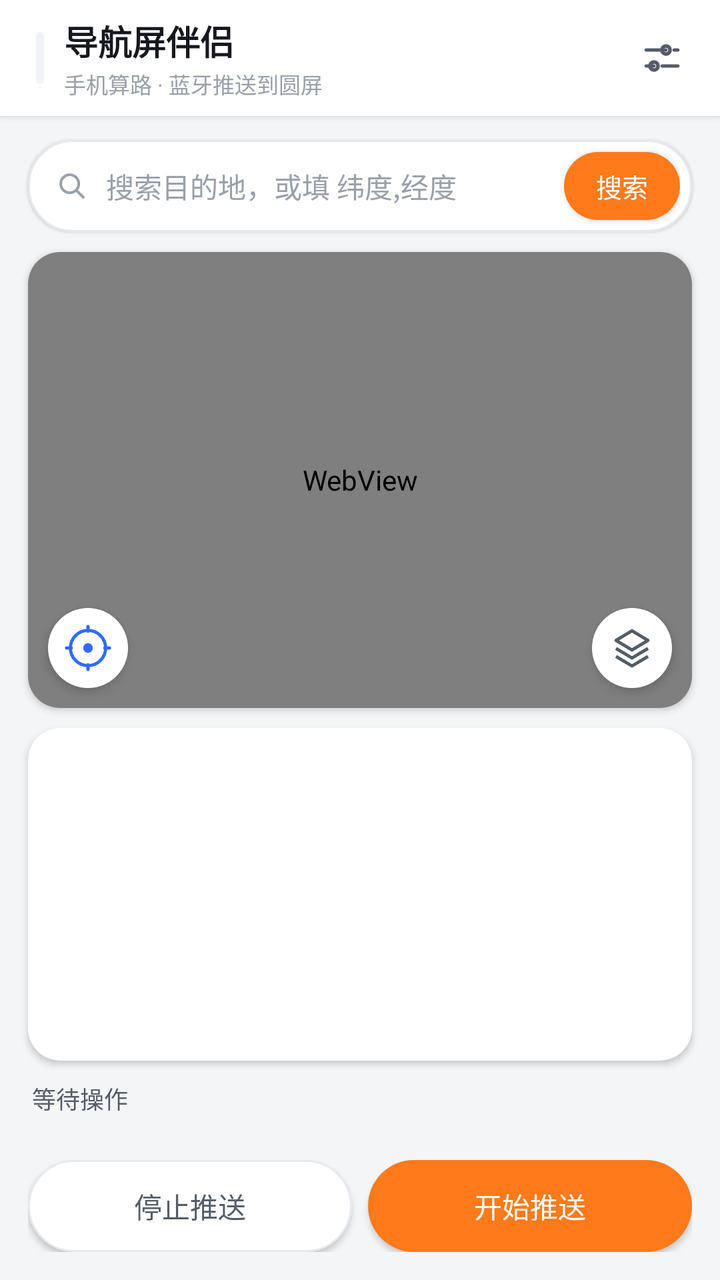
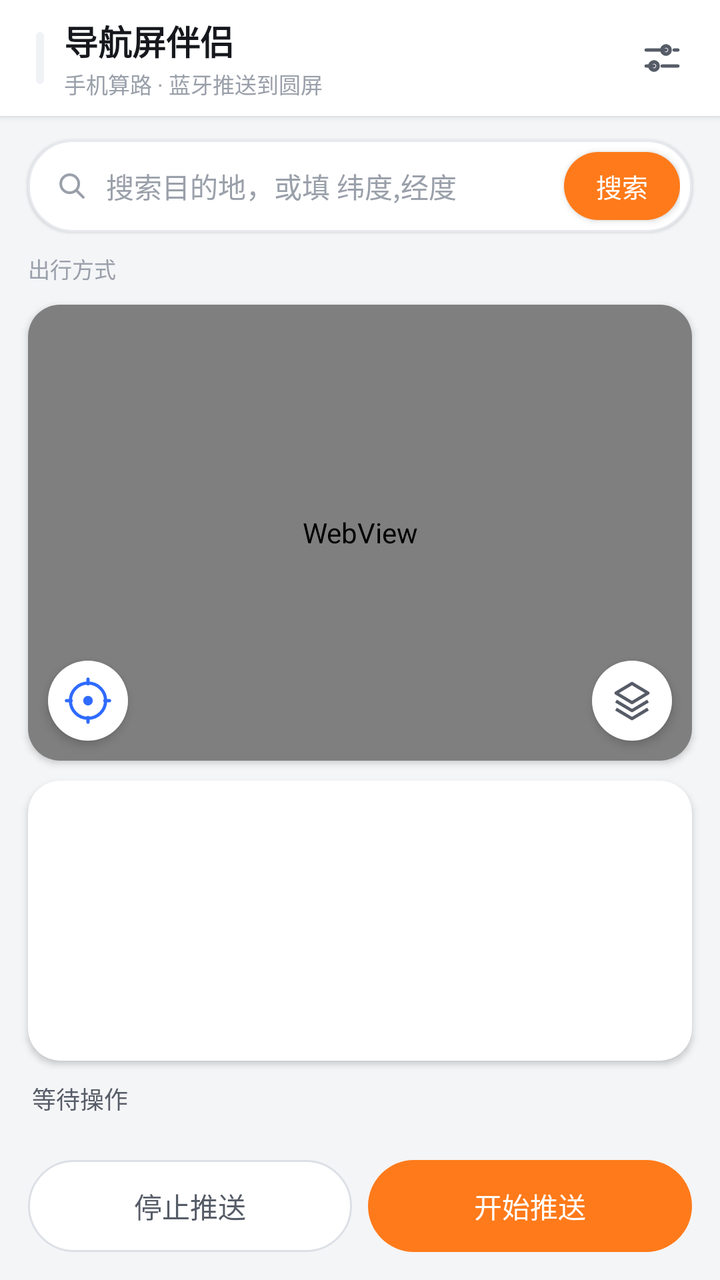

Compare the two renders of this Android layout. The source of the first and the diff that turns it into the second are given below.
<!-- AndroidManifest.xml: application theme Theme.NavScreen -->
<!-- res/layout/activity_main.xml -->
<?xml version="1.0" encoding="utf-8"?>
<LinearLayout xmlns:android="http://schemas.android.com/apk/res/android"
    android:layout_width="match_parent"
    android:layout_height="match_parent"
    android:background="@color/bg"
    android:orientation="vertical">

    
    <LinearLayout
        android:layout_width="match_parent"
        android:layout_height="58dp"
        android:background="@color/surface"
        android:elevation="2dp"
        android:gravity="center_vertical"
        android:orientation="horizontal"
        android:outlineProvider="bounds"
        android:paddingStart="18dp"
        android:paddingEnd="8dp">

        <View
            android:layout_width="4dp"
            android:layout_height="26dp"
            android:layout_marginEnd="10dp"
            android:background="@drawable/bg_chip" />

        <LinearLayout
            android:layout_width="0dp"
            android:layout_height="wrap_content"
            android:layout_weight="1"
            android:orientation="vertical">

            <TextView
                android:layout_width="wrap_content"
                android:layout_height="wrap_content"
                android:text="@string/app_name"
                android:textColor="@color/ink"
                android:textSize="17sp"
                android:textStyle="bold" />

            <TextView
                android:layout_width="wrap_content"
                android:layout_height="wrap_content"
                android:layout_marginTop="1dp"
                android:text="手机算路 · 蓝牙推送到圆屏"
                android:textColor="@color/muted"
                android:textSize="11sp" />
        </LinearLayout>

        <ImageButton
            android:id="@+id/btn_settings"
            android:layout_width="42dp"
            android:layout_height="42dp"
            android:background="?attr/selectableItemBackgroundBorderless"
            android:contentDescription="设置"
            android:src="@drawable/ic_tune" />
    </LinearLayout>

    
    <LinearLayout
        android:layout_width="match_parent"
        android:layout_height="wrap_content"
        android:layout_marginStart="14dp"
        android:layout_marginTop="12dp"
        android:layout_marginEnd="14dp"
        android:background="@drawable/bg_search"
        android:elevation="1dp"
        android:gravity="center_vertical"
        android:orientation="horizontal"
        android:outlineProvider="background"
        android:paddingStart="13dp"
        android:paddingEnd="6dp">

        <ImageView
            android:layout_width="18dp"
            android:layout_height="18dp"
            android:contentDescription="搜索"
            android:src="@drawable/ic_search" />

        <EditText
            android:id="@+id/et_dest"
            android:layout_width="0dp"
            android:layout_height="46dp"
            android:layout_marginStart="8dp"
            android:layout_weight="1"
            android:background="@null"
            android:hint="搜索目的地，或填 纬度,经度"
            android:imeOptions="actionSearch"
            android:singleLine="true"
            android:textColor="@color/ink"
            android:textColorHint="@color/muted"
            android:textSize="14sp" />

        <Button
            android:id="@+id/btn_search"
            android:layout_width="wrap_content"
            android:layout_height="34dp"
            android:background="@drawable/bg_btn_primary"
            android:minWidth="0dp"
            android:minHeight="0dp"
            android:paddingStart="16dp"
            android:paddingEnd="16dp"
            android:text="搜索"
            android:textAllCaps="false"
            android:textColor="@color/surface"
            android:textSize="13sp" />
    </LinearLayout>

    
    <LinearLayout
        android:id="@+id/card_key"
        android:layout_width="match_parent"
        android:layout_height="wrap_content"
        android:layout_marginStart="14dp"
        android:layout_marginTop="10dp"
        android:layout_marginEnd="14dp"
        android:background="@drawable/bg_card"
        android:elevation="1dp"
        android:orientation="vertical"
        android:outlineProvider="background"
        android:padding="13dp"
        android:visibility="gone">

        <TextView
            android:layout_width="wrap_content"
            android:layout_height="wrap_content"
            android:text="高德 Web 服务 Key"
            android:textColor="@color/ink2"
            android:textSize="12sp" />

        <EditText
            android:id="@+id/et_key"
            android:layout_width="match_parent"
            android:layout_height="wrap_content"
            android:layout_marginTop="6dp"
            android:background="@null"
            android:hint="粘贴 lbs.amap.com 申请的 32 位 Key"
            android:imeOptions="actionDone"
            android:singleLine="true"
            android:textColor="@color/ink"
            android:textColorHint="@color/muted"
            android:textSize="13sp" />

        <TextView
            android:layout_width="wrap_content"
            android:layout_height="wrap_content"
            android:layout_marginTop="4dp"
            android:text="填了才能按名字搜地点、自动算路。服务平台要选「Web服务」。"
            android:textColor="@color/muted"
            android:textSize="11sp" />
    </LinearLayout>

    
    <LinearLayout
        android:id="@+id/row_history"
        android:layout_width="match_parent"
        android:layout_height="wrap_content"
        android:layout_marginStart="14dp"
        android:layout_marginTop="10dp"
        android:layout_marginEnd="14dp"
        android:gravity="center_vertical"
        android:orientation="horizontal"
        android:visibility="gone">

        <TextView
            android:layout_width="wrap_content"
            android:layout_height="wrap_content"
            android:text="最近搜过"
            android:textColor="@color/muted"
            android:textSize="11sp" />

        <HorizontalScrollView
            android:layout_width="0dp"
            android:layout_height="wrap_content"
            android:layout_marginStart="8dp"
            android:layout_weight="1"
            android:scrollbars="none">

            <LinearLayout
                android:id="@+id/ll_history"
                android:layout_width="wrap_content"
                android:layout_height="wrap_content"
                android:orientation="horizontal" />
        </HorizontalScrollView>

        <TextView
            android:id="@+id/btn_history_clear"
            android:layout_width="wrap_content"
            android:layout_height="wrap_content"
            android:background="?attr/selectableItemBackground"
            android:paddingStart="8dp"
            android:paddingTop="4dp"
            android:paddingEnd="8dp"
            android:paddingBottom="4dp"
            android:text="清空"
            android:textColor="@color/muted"
            android:textSize="11sp" />
    </LinearLayout>

    
    <FrameLayout
        android:layout_width="match_parent"
        android:layout_height="228dp"
        android:layout_marginStart="14dp"
        android:layout_marginTop="10dp"
        android:layout_marginEnd="14dp"
        android:background="@drawable/bg_card"
        android:clipToOutline="true"
        android:elevation="2dp"
        android:outlineProvider="background">

        <WebView
            android:id="@+id/wv_map"
            android:layout_width="match_parent"
            android:layout_height="match_parent" />

        <ImageButton
            android:id="@+id/btn_myloc"
            android:layout_width="40dp"
            android:layout_height="40dp"
            android:layout_gravity="bottom|start"
            android:layout_margin="10dp"
            android:background="@drawable/bg_fab"
            android:contentDescription="我的位置"
            android:elevation="3dp"
            android:src="@drawable/ic_my_location" />

        <ImageButton
            android:id="@+id/btn_layer"
            android:layout_width="40dp"
            android:layout_height="40dp"
            android:layout_gravity="bottom|end"
            android:layout_margin="10dp"
            android:background="@drawable/bg_fab"
            android:contentDescription="切换图层"
            android:elevation="3dp"
            android:src="@drawable/ic_layers" />
    </FrameLayout>

    
    <LinearLayout
        android:id="@+id/card_trip"
        android:layout_width="match_parent"
        android:layout_height="wrap_content"
        android:layout_marginStart="14dp"
        android:layout_marginTop="10dp"
        android:layout_marginEnd="14dp"
        android:background="@drawable/bg_eta"
        android:gravity="center_vertical"
        android:orientation="horizontal"
        android:paddingStart="15dp"
        android:paddingTop="12dp"
        android:paddingEnd="15dp"
        android:paddingBottom="12dp"
        android:visibility="gone">

        <LinearLayout
            android:layout_width="0dp"
            android:layout_height="wrap_content"
            android:layout_weight="1"
            android:orientation="vertical">

            <TextView
                android:id="@+id/tv_trip_time"
                android:layout_width="wrap_content"
                android:layout_height="wrap_content"
                android:textColor="@color/brand"
                android:textSize="22sp"
                android:textStyle="bold" />

            <TextView
                android:id="@+id/tv_trip_dest"
                android:layout_width="match_parent"
                android:layout_height="wrap_content"
                android:layout_marginTop="2dp"
                android:ellipsize="end"
                android:singleLine="true"
                android:textColor="@color/ink2"
                android:textSize="12sp" />
        </LinearLayout>

        <TextView
            android:id="@+id/tv_trip_dist"
            android:layout_width="wrap_content"
            android:layout_height="wrap_content"
            android:gravity="end"
            android:textColor="@color/ink"
            android:textSize="13sp" />
    </LinearLayout>

    
    <ListView
        android:id="@+id/lv_poi"
        android:layout_width="match_parent"
        android:layout_height="0dp"
        android:layout_marginStart="14dp"
        android:layout_marginTop="10dp"
        android:layout_marginEnd="14dp"
        android:layout_weight="1"
        android:background="@drawable/bg_card"
        android:clipToOutline="true"
        android:divider="@color/line"
        android:dividerHeight="1dp"
        android:elevation="2dp"
        android:outlineProvider="background" />

    <TextView
        android:id="@+id/tv_status"
        android:layout_width="match_parent"
        android:layout_height="wrap_content"
        android:layout_marginStart="16dp"
        android:layout_marginTop="10dp"
        android:layout_marginEnd="16dp"
        android:minLines="2"
        android:text="等待操作"
        android:textColor="@color/ink2"
        android:textSize="12sp" />

    
    <TextView
        android:id="@+id/tv_crash"
        android:layout_width="match_parent"
        android:layout_height="wrap_content"
        android:layout_marginStart="14dp"
        android:layout_marginTop="6dp"
        android:layout_marginEnd="14dp"
        android:background="@drawable/bg_crash"
        android:maxLines="10"
        android:padding="10dp"
        android:textColor="@color/red"
        android:textIsSelectable="true"
        android:textSize="11sp"
        android:visibility="gone" />

    <Button
        android:id="@+id/btn_copy_crash"
        android:layout_width="match_parent"
        android:layout_height="36dp"
        android:layout_marginStart="14dp"
        android:layout_marginTop="6dp"
        android:layout_marginEnd="14dp"
        android:background="@drawable/bg_btn_outline"
        android:minHeight="0dp"
        android:text="复制崩溃日志"
        android:textAllCaps="false"
        android:textColor="@color/red"
        android:textSize="12sp"
        android:visibility="gone" />

    
    <LinearLayout
        android:layout_width="match_parent"
        android:layout_height="wrap_content"
        android:layout_marginStart="14dp"
        android:layout_marginTop="8dp"
        android:layout_marginEnd="14dp"
        android:layout_marginBottom="14dp"
        android:orientation="horizontal">

        <Button
            android:id="@+id/btn_stop"
            android:layout_width="0dp"
            android:layout_height="46dp"
            android:layout_marginEnd="8dp"
            android:layout_weight="1"
            android:background="@drawable/bg_btn_outline"
            android:minHeight="0dp"
            android:text="停止推送"
            android:textAllCaps="false"
            android:textColor="@color/ink2"
            android:textSize="14sp" />

        <Button
            android:id="@+id/btn_start"
            android:layout_width="0dp"
            android:layout_height="46dp"
            android:layout_weight="1"
            android:background="@drawable/bg_btn_primary"
            android:minHeight="0dp"
            android:text="开始推送"
            android:textAllCaps="false"
            android:textColor="@color/surface"
            android:textSize="14sp" />
    </LinearLayout>

</LinearLayout>
<!-- resources referenced by this layout -->
<resources>
  <color name="bg">#F4F5F7</color>
  <color name="brand">#FF7A1A</color>
  <color name="ink">#16181D</color>
  <color name="ink2">#565C67</color>
  <color name="line">#E7E9EE</color>
  <color name="muted">#9AA0AA</color>
  <color name="red">#E5484D</color>
  <color name="surface">#FFFFFF</color>
  <!-- drawable bg_btn_outline (drawable) -->
  <?xml version="1.0" encoding="utf-8"?>
  <selector xmlns:android="http://schemas.android.com/apk/res/android">
      <item android:state_pressed="true">
          <shape android:shape="rectangle">
              <solid android:color="@color/surfaceAlt" />
              <stroke android:width="1dp" android:color="@color/line" />
              <corners android:radius="24dp" />
          </shape>
      </item>
      <item>
          <shape android:shape="rectangle">
              <solid android:color="@color/surface" />
              <stroke android:width="1dp" android:color="@color/line" />
              <corners android:radius="24dp" />
          </shape>
      </item>
  </selector>
  <!-- drawable bg_btn_primary (drawable) -->
  <?xml version="1.0" encoding="utf-8"?>
  <selector xmlns:android="http://schemas.android.com/apk/res/android">
      <item android:state_pressed="true">
          <shape android:shape="rectangle">
              <solid android:color="@color/brandDark" />
              <corners android:radius="24dp" />
          </shape>
      </item>
      <item>
          <shape android:shape="rectangle">
              <solid android:color="@color/brand" />
              <corners android:radius="24dp" />
          </shape>
      </item>
  </selector>
  <!-- drawable bg_card (drawable) -->
  <?xml version="1.0" encoding="utf-8"?>
  <shape xmlns:android="http://schemas.android.com/apk/res/android" android:shape="rectangle">
      <solid android:color="@color/surface" />
      <corners android:radius="16dp" />
  </shape>
  <!-- drawable bg_chip (drawable) -->
  <?xml version="1.0" encoding="utf-8"?>
  <shape xmlns:android="http://schemas.android.com/apk/res/android" android:shape="rectangle">
      <solid android:color="@color/surfaceAlt" />
      <corners android:radius="14dp" />
  </shape>
  <!-- drawable bg_crash (drawable) -->
  <?xml version="1.0" encoding="utf-8"?>
  <shape xmlns:android="http://schemas.android.com/apk/res/android" android:shape="rectangle">
      <solid android:color="#FDECEC" />
      <stroke android:width="1dp" android:color="#F5C2C2" />
      <corners android:radius="12dp" />
  </shape>
  <!-- drawable bg_eta (drawable) -->
  <?xml version="1.0" encoding="utf-8"?>
  <shape xmlns:android="http://schemas.android.com/apk/res/android" android:shape="rectangle">
      <solid android:color="@color/brandSoft" />
      <stroke android:width="1dp" android:color="#FFD9BF" />
      <corners android:radius="16dp" />
  </shape>
  <!-- drawable bg_fab (drawable) -->
  <?xml version="1.0" encoding="utf-8"?>
  <selector xmlns:android="http://schemas.android.com/apk/res/android">
      <item android:state_pressed="true">
          <shape android:shape="oval">
              <solid android:color="@color/surfaceAlt" />
          </shape>
      </item>
      <item>
          <shape android:shape="oval">
              <solid android:color="@color/surface" />
          </shape>
      </item>
  </selector>
  <!-- drawable bg_search (drawable) -->
  <?xml version="1.0" encoding="utf-8"?>
  <shape xmlns:android="http://schemas.android.com/apk/res/android" android:shape="rectangle">
      <solid android:color="@color/surface" />
      <stroke android:width="1dp" android:color="@color/line" />
      <corners android:radius="22dp" />
  </shape>
  <string name="app_name">导航屏伴侣</string>
  <color name="surfaceAlt">#F0F2F6</color>
  <color name="brandDark">#E5670C</color>
  <color name="brandSoft">#FFF1E6</color>
  <!-- unchanged entries left out for length: 5 -->
</resources>

<!-- the commit's change to res/layout/activity_main.xml (unified diff, before → after) -->
@@ -103,6 +103,31 @@
             android:textAllCaps="false"
             android:textColor="@color/surface"
             android:textSize="13sp" />
+    </LinearLayout>
+
+    
+    <LinearLayout
+        android:layout_width="match_parent"
+        android:layout_height="wrap_content"
+        android:layout_marginStart="14dp"
+        android:layout_marginTop="10dp"
+        android:layout_marginEnd="14dp"
+        android:gravity="center_vertical"
+        android:orientation="horizontal">
+
+        <TextView
+            android:layout_width="wrap_content"
+            android:layout_height="wrap_content"
+            android:text="出行方式"
+            android:textColor="@color/muted"
+            android:textSize="11sp" />
+
+        <LinearLayout
+            android:id="@+id/ll_modes"
+            android:layout_width="wrap_content"
+            android:layout_height="wrap_content"
+            android:layout_marginStart="8dp"
+            android:orientation="horizontal" />
     </LinearLayout>
 
     
@@ -363,7 +388,10 @@
             android:layout_marginEnd="8dp"
             android:layout_weight="1"
             android:background="@drawable/bg_btn_outline"
+            android:elevation="0dp"
             android:minHeight="0dp"
+            android:outlineProvider="none"
+            android:stateListAnimator="@null"
             android:text="停止推送"
             android:textAllCaps="false"
             android:textColor="@color/ink2"
@@ -375,7 +403,10 @@
             android:layout_height="46dp"
             android:layout_weight="1"
             android:background="@drawable/bg_btn_primary"
+            android:elevation="0dp"
             android:minHeight="0dp"
+            android:outlineProvider="none"
+            android:stateListAnimator="@null"
             android:text="开始推送"
             android:textAllCaps="false"
             android:textColor="@color/surface"
<!-- resource entries referenced after the edit -->
@@ -14,15 +14,15 @@
       <item android:state_pressed="true">
           <shape android:shape="rectangle">
               <solid android:color="@color/surfaceAlt" />
-              <stroke android:width="1dp" android:color="@color/line" />
-              <corners android:radius="24dp" />
+              <stroke android:width="1dp" android:color="#D8DBE2" />
+              <corners android:radius="23dp" />
           </shape>
       </item>
       <item>
           <shape android:shape="rectangle">
               <solid android:color="@color/surface" />
-              <stroke android:width="1dp" android:color="@color/line" />
-              <corners android:radius="24dp" />
+              <stroke android:width="1dp" android:color="#DCE0E6" />
+              <corners android:radius="23dp" />
           </shape>
       </item>
   </selector>
@@ -32,13 +32,13 @@
       <item android:state_pressed="true">
           <shape android:shape="rectangle">
               <solid android:color="@color/brandDark" />
-              <corners android:radius="24dp" />
+              <corners android:radius="23dp" />
           </shape>
       </item>
       <item>
           <shape android:shape="rectangle">
               <solid android:color="@color/brand" />
-              <corners android:radius="24dp" />
+              <corners android:radius="23dp" />
           </shape>
       </item>
   </selector>
